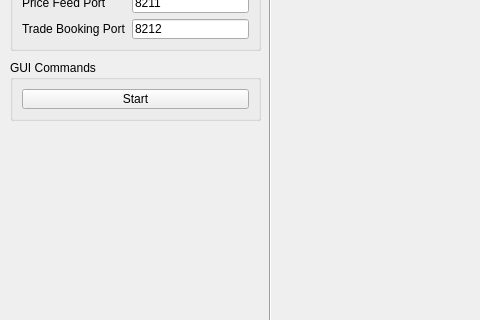
Old version of the form GUI/RTEDlg.ui in the repository everfor/codejam2012; both pictures show x 0 to 480 and y 100 to 420 of the 1222 by 572 pixel window.
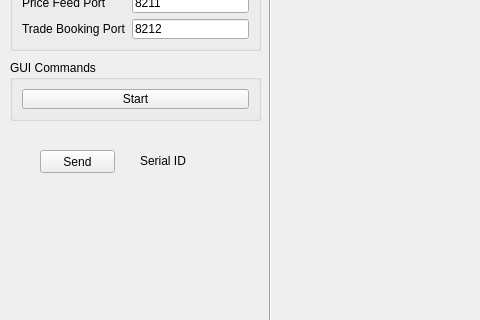
New version of the form. Custom widgets are drawn as their Qt base class.

Diff of the .ui file:
```diff
--- a/GUI/RTEDlg.ui
+++ b/GUI/RTEDlg.ui
@@ -194,6 +194,35 @@
     </item>
    </layout>
   </widget>
+  <widget class="QPushButton" name="sendButton">
+   <property name="geometry">
+    <rect>
+     <x>40</x>
+     <y>250</y>
+     <width>75</width>
+     <height>23</height>
+    </rect>
+   </property>
+   <property name="text">
+    <string>Send</string>
+   </property>
+  </widget>
+  <widget class="QLabel" name="serialLabel">
+   <property name="geometry">
+    <rect>
+     <x>140</x>
+     <y>240</y>
+     <width>101</width>
+     <height>41</height>
+    </rect>
+   </property>
+   <property name="text">
+    <string>Serial ID</string>
+   </property>
+   <property name="wordWrap">
+    <bool>true</bool>
+   </property>
+  </widget>
  </widget>
  <customwidgets>
   <customwidget>
```
